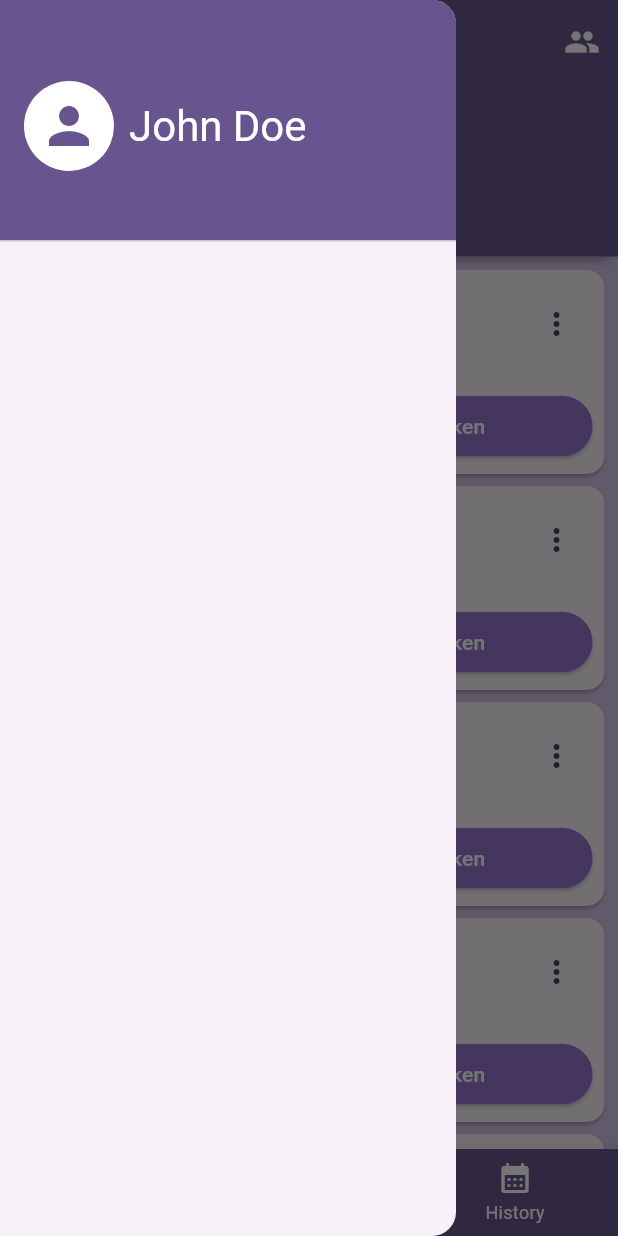
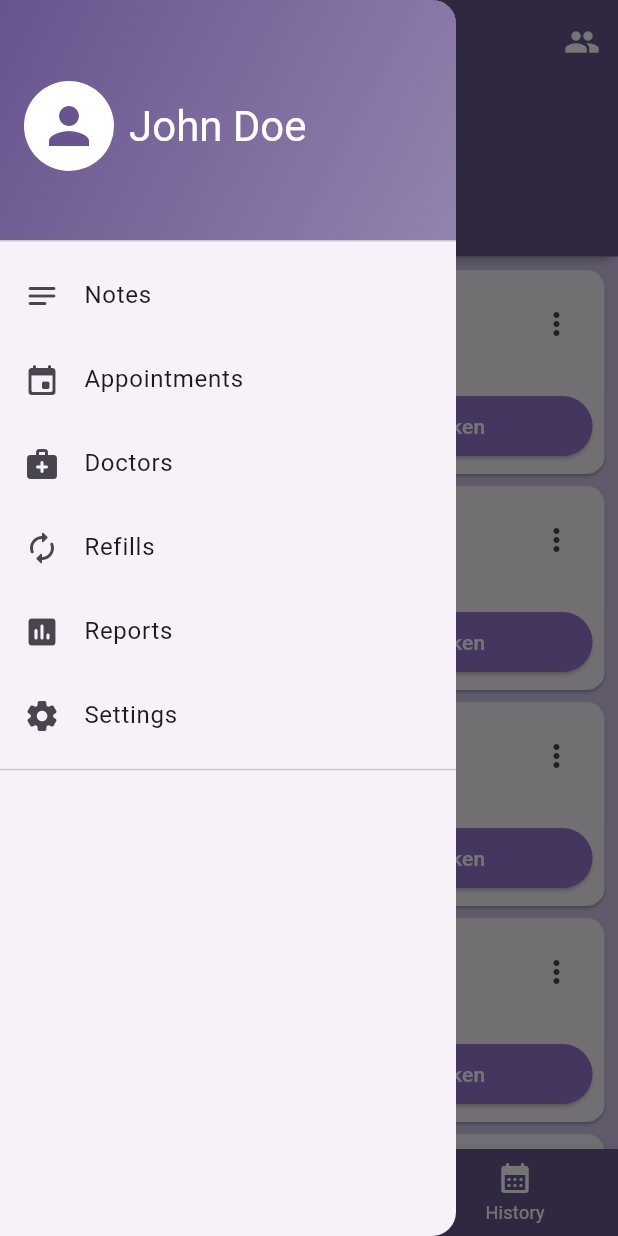
Before and after one commit to Devanand-Sharma/medication-dispenser, a Flutter app: the screen it shows after launch, with the side drawer open, on a phone screen of 412 x 824 dp. Run offline on Flutter 3.47's test engine with Material 3 defaults, Android fonts, the phone set to English and light mode, and no system bars; our stand-ins replace gap, ionicons, table_calendar.

Commit message:
Created Drawer Routes
Signed-off-by: Keeshigan Pirabaharan <kpirabaharan3@gmail.com>

```diff
--- a/lib/main.dart
+++ b/lib/main.dart
@@ -1,4 +1,11 @@
 import 'package:flutter/material.dart';
+
+import 'package:medication_app/screens/appointments.dart';
+import 'package:medication_app/screens/doctors.dart';
+import 'package:medication_app/screens/notes.dart';
+import 'package:medication_app/screens/refills.dart';
+import 'package:medication_app/screens/reports.dart';
+import 'package:medication_app/screens/settings.dart';
 import 'package:medication_app/screens/tabs.dart';
 
 void main() => runApp(const MyApp());
@@ -29,6 +36,12 @@ class MyApp extends StatelessWidget {
       ),
       initialRoute: TabsScreen.routeName,
       routes: {
+        AppointmentsScreen.routeName: (context) => const AppointmentsScreen(),
+        DoctorsScreen.routeName: (context) => const DoctorsScreen(),
+        NotesScreen.routeName: (context) => const NotesScreen(),
+        RefillsScreen.routeName: (context) => const RefillsScreen(),
+        ReportsScreen.routeName: (context) => const ReportsScreen(),
+        SettingsScreen.routeName: (context) => const SettingsScreen(),
         TabsScreen.routeName: (context) => const TabsScreen(),
       },
     );
--- a/lib/screens/history.dart
+++ b/lib/screens/history.dart
@@ -46,6 +46,7 @@ class _HistoryScreenState extends State<HistoryScreen> {
                 color: Colors.deepPurple.shade300,
                 shape: BoxShape.circle,
               ),
+              outsideTextStyle: const TextStyle(color: Colors.black),
               selectedTextStyle: const TextStyle(color: Colors.white),
               todayTextStyle: const TextStyle(color: Colors.black),
             ),
--- a/lib/widgets/more_drawer.dart
+++ b/lib/widgets/more_drawer.dart
@@ -1,4 +1,37 @@
 import 'package:flutter/material.dart';
+
+final List<Map<String, dynamic>> drawerList = [
+  {
+    'icon': Icons.notes_rounded,
+    'title': 'Notes',
+    'route': '/notes',
+  },
+  {
+    'icon': Icons.event_rounded,
+    'title': 'Appointments',
+    'route': '/appointments',
+  },
+  {
+    'icon': Icons.medical_services_rounded,
+    'title': 'Doctors',
+    'route': '/doctors',
+  },
+  {
+    'icon': Icons.autorenew_rounded,
+    'title': 'Refills',
+    'route': '/refills',
+  },
+  {
+    'icon': Icons.assessment_rounded,
+    'title': 'Reports',
+    'route': '/reports',
+  },
+  {
+    'icon': Icons.settings_rounded,
+    'title': 'Settings',
+    'route': '/settings',
+  },
+];
 
 class MoreDrawer extends StatelessWidget {
   const MoreDrawer({super.key});
@@ -10,9 +43,18 @@ class MoreDrawer extends StatelessWidget {
         children: [
           DrawerHeader(
             decoration: BoxDecoration(
-              color: Theme.of(context).colorScheme.primary,
+              gradient: LinearGradient(
+                begin: Alignment.topLeft,
+                end: Alignment.bottomRight,
+                colors: [
+                  Theme.of(context).colorScheme.primary,
+                  Theme.of(context).colorScheme.primary.withAlpha(180),
+                ],
               ),
-            child: Row(children: [
+            ),
+            child: Row(
+              crossAxisAlignment: CrossAxisAlignment.center,
+              children: [
                 CircleAvatar(
                   radius: 30,
                   backgroundColor: Colors.white,
@@ -23,18 +65,24 @@ class MoreDrawer extends StatelessWidget {
                   ),
                 ),
                 const SizedBox(width: 10),
-              Column(
-                mainAxisAlignment: MainAxisAlignment.center,
-                crossAxisAlignment: CrossAxisAlignment.start,
-                children: [
                 Text(
                   'John Doe',
                   style: Theme.of(context).textTheme.headlineMedium,
                 ),
               ],
             ),
-            ]),
-          )
+          ),
+          ...drawerList.map(
+            (item) => ListTile(
+              leading: Icon(item['icon'] as IconData),
+              title: Text(item['title'] as String),
+              onTap: () {
+                Scaffold.of(context).closeDrawer();
+                Navigator.of(context).pushNamed(item['route']);
+              },
+            ),
+          ),
+          const Divider(),
         ],
       ),
     );
```
Also changed, not shown: lib/screens/appointments.dart (added, +17 -0 lines), lib/screens/doctors.dart (added, +17 -0 lines), lib/screens/notes.dart (added, +17 -0 lines), lib/screens/refills.dart (added, +17 -0 lines), lib/screens/reports.dart (added, +17 -0 lines), lib/screens/settings.dart (added, +17 -0 lines). Lines whose indentation alone changed are shown as unchanged.
